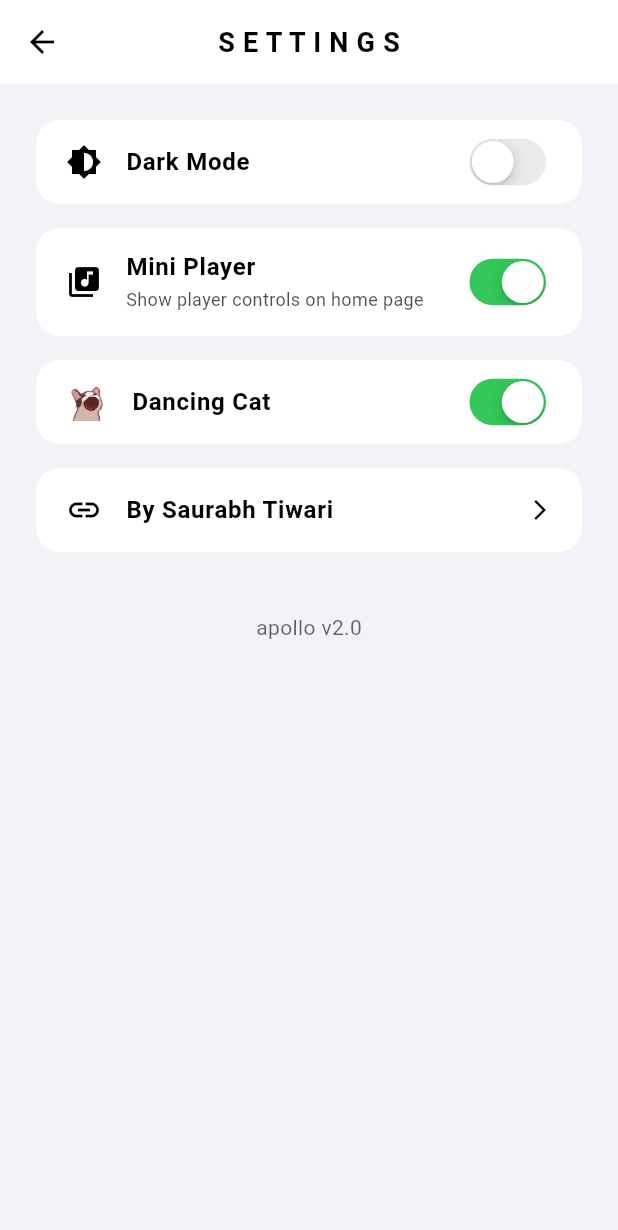
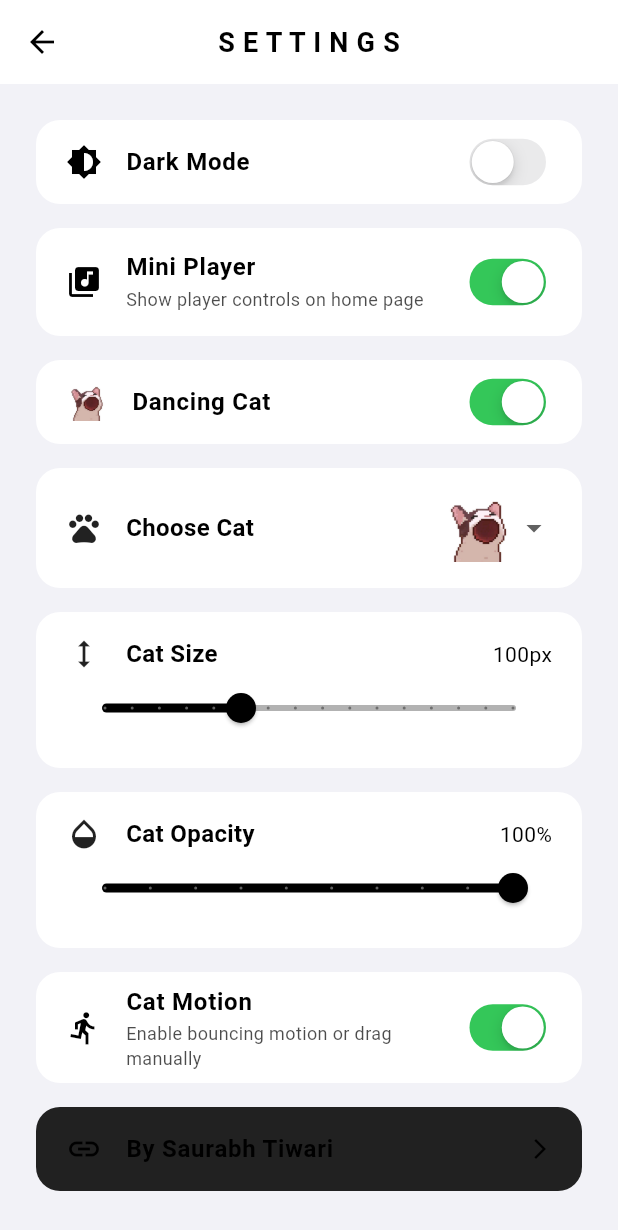
Before and after one commit to Rexaintreal/Apollo, a Flutter app: the screen it shows after launch, in the side drawer, after a tap on "Settings", on a phone screen of 412 x 824 dp. Shown: the top 1230 px of the screen. Run offline on Flutter 3.47's test engine with Material 3 defaults, Android fonts, the phone set to English and light mode, and no system bars; our stand-ins replace audioplayers, file_picker, shared_preferences.

Commit message:
Apollo V2.5 Update: added 10+ cats and settings for cat motion, opacity and size

```diff
--- a/lib/components/dancing_cat.dart
+++ b/lib/components/dancing_cat.dart
@@ -2,6 +2,7 @@ import 'package:flutter/material.dart';
 import 'package:flutter/scheduler.dart';
 import 'package:provider/provider.dart';
 import '../models/playlist_provider.dart';
+import 'package:apollo/themes/cat_provider.dart';
 
 class DancingCat extends StatefulWidget {
   const DancingCat({super.key});
@@ -15,41 +16,28 @@ class _DancingCatState extends State<DancingCat>
   late AnimationController _danceController;
   late Ticker _ticker;
 
-  // Position of cat
   double x = 100, y = 100;
-  double dx = 2, dy = 2; // velocity
+  double dx = 2, dy = 2;
 
   @override
   void initState() {
     super.initState();
-
-    // Animation controller for nodding left/right
     _danceController = AnimationController(
       vsync: this,
       duration: const Duration(milliseconds: 300),
     )..repeat(reverse: true);
 
-    // Ticker for bouncing across the screen
     _ticker = createTicker((elapsed) {
       setState(() {
         final screen =
-            // ignore: deprecated_member_use
             MediaQueryData.fromView(WidgetsBinding.instance.window).size;
+        final catSize = context.read<CatProvider>().catSize;
 
         x += dx;
         y += dy;
 
-        const catSize = 80.0;
-
-        // bounce horizontally
-        if (x <= 0 || x + catSize >= screen.width) {
-          dx = -dx;
-        }
-
-        // bounce vertically
-        if (y <= 0 || y + catSize >= screen.height - 100) {
-          dy = -dy;
-        }
+        if (x <= 0 || x + catSize >= screen.width) dx = -dx;
+        if (y <= 0 || y + catSize >= screen.height - 100) dy = -dy;
       });
     });
   }
@@ -64,49 +52,68 @@ class _DancingCatState extends State<DancingCat>
   @override
   Widget build(BuildContext context) {
     final playlistProvider = context.watch<PlaylistProvider>();
+    final catProvider = context.watch<CatProvider>();
+
     final isPlaying = playlistProvider.isPlaying;
     final position = playlistProvider.currentDuration.inMilliseconds;
+    final catSize = catProvider.catSize;
 
-    if (!isPlaying) {
+    if (!catProvider.isCatEnabled || !isPlaying) {
       _danceController.stop();
       _ticker.stop();
-      return const SizedBox.shrink(); // hide the cat when music is off
+      return const SizedBox.shrink();
+    }
+
+    final speed = 300 + (position % 400);
+    _danceController.duration = Duration(milliseconds: speed.clamp(200, 700));
+
+    if (!_danceController.isAnimating) _danceController.repeat(reverse: true);
+
+    if (catProvider.isMotionEnabled) {
+      if (!_ticker.isActive) _ticker.start();
     } else {
-      // Update speed for fake "beat sync"
-      final speed = 300 + (position % 400);
-      _danceController.duration =
-          Duration(milliseconds: speed.clamp(200, 700));
+      if (_ticker.isActive) _ticker.stop();
+    }
 
-      if (!_danceController.isAnimating) {
-        _danceController.repeat(reverse: true);
-      }
-      if (!_ticker.isActive) _ticker.start();
-    }
+    Widget catWidget = AnimatedBuilder(
+      animation: _danceController,
+      builder: (context, child) {
+        final flip = _danceController.value > 0.5 ? -1.0 : 1.0;
+        final scale = 1.0 + (_danceController.value * 0.2);
+        return Transform(
+          alignment: Alignment.center,
+          transform: Matrix4.identity()..scale(flip * scale, scale),
+          child: child,
+        );
+      },
+      child: Opacity(
+        opacity: catProvider.catOpacity,
+        child: SizedBox(
+          width: catSize,
+          height: catSize,
+          child: Image.asset(
+            catProvider.selectedCat,
+            fit: BoxFit.contain,
+            filterQuality: FilterQuality.none,
+          ),
+        ),
+      ),
+    );
 
     return Positioned(
       left: x,
       top: y,
-      child: AnimatedBuilder(
-        animation: _danceController,
-        builder: (context, child) {
-          // flip horizontally left/right
-          final flip = _danceController.value > 0.5 ? -1.0 : 1.0;
-          final scale = 1.0 + (_danceController.value * 0.2);
-
-          return Transform(
-            alignment: Alignment.center,
-            transform: Matrix4.identity()
-              ..scale(flip * scale, scale),
-            child: child,
-          );
-        },
-        child: Image.asset(
-          "assets/cat.png",
-          width: 80,
-          height: 80,
-          filterQuality: FilterQuality.none,
-        ),
-      ),
+      child: catProvider.isMotionEnabled
+          ? catWidget
+          : GestureDetector(
+              onPanUpdate: (details) {
+                setState(() {
+                  x += details.delta.dx;
+                  y += details.delta.dy;
+                });
+              },
+              child: catWidget,
+            ),
     );
   }
 }
--- a/lib/pages/settings_page.dart
+++ b/lib/pages/settings_page.dart
@@ -27,135 +27,76 @@ class SettingsPage extends StatelessWidget {
               padding: const EdgeInsets.all(24),
               children: [
                 // Dark Mode toggle
-                Container(
-                  decoration: BoxDecoration(
-                    // Using standard Container with static color
-                    color: Theme.of(context).colorScheme.surface,
-                    borderRadius: BorderRadius.circular(16),
-                  ),
-                  child: ListTile(
-                    contentPadding: const EdgeInsets.symmetric(horizontal: 20),
-                    leading: const Icon(Icons.brightness_6),
-                    title: Text(
-                      "Dark Mode",
-                      style: TextStyle(
-                        fontWeight: FontWeight.w600,
-                        fontSize: 16,
-                        color: Theme.of(context).colorScheme.inversePrimary,
-                      ),
-                    ),
-                    trailing: CupertinoSwitch(
-                      value: themeProvider.isDarkMode,
-                      onChanged: (_) => themeProvider.toggleTheme(),
-                    ),
-                  ),
+                _buildSwitchTile(
+                  context,
+                  icon: Icons.brightness_6,
+                  title: "Dark Mode",
+                  value: themeProvider.isDarkMode,
+                  onChanged: (_) => themeProvider.toggleTheme(),
                 ),
                 const SizedBox(height: 16),
 
                 // Mini Player toggle
-                Container(
-                  decoration: BoxDecoration(
-                    // Using standard Container with static color
-                    color: Theme.of(context).colorScheme.surface,
-                    borderRadius: BorderRadius.circular(16),
-                  ),
-                  child: ListTile(
-                    contentPadding: const EdgeInsets.symmetric(horizontal: 20),
-                    leading: const Icon(Icons.library_music),
-                    title: Text(
-                      "Mini Player",
-                      style: TextStyle(
-                        fontWeight: FontWeight.w600,
-                        fontSize: 16,
-                        color: Theme.of(context).colorScheme.inversePrimary,
-                      ),
-                    ),
-                    subtitle: Text(
-                      "Show player controls on home page",
-                      style: TextStyle(
-                        fontSize: 12,
-                        // ignore: deprecated_member_use
-                        color: Theme.of(context)
-                            .colorScheme
-                            .inversePrimary
-                            .withOpacity(0.7),
-                      ),
-                    ),
-                    trailing: CupertinoSwitch(
-                      value: miniPlayerProvider.isMiniPlayerEnabled,
-                      onChanged: (value) =>
-                          miniPlayerProvider.toggleMiniPlayer(value),
-                    ),
-                  ),
+                _buildSwitchTile(
+                  context,
+                  icon: Icons.library_music,
+                  title: "Mini Player",
+                  subtitle: "Show player controls on home page",
+                  value: miniPlayerProvider.isMiniPlayerEnabled,
+                  onChanged: (value) =>
+                      miniPlayerProvider.toggleMiniPlayer(value),
                 ),
                 const SizedBox(height: 16),
 
                 // Dancing Cat toggle
-                Container(
-                  decoration: BoxDecoration(
-                    // Using standard Container with static color
-                    color: Theme.of(context).colorScheme.surface,
-                    borderRadius: BorderRadius.circular(16),
+                _buildSwitchTile(
+                  context,
+                  leading: Image.asset(
+                    catProvider.selectedCat,
+                    width: 28,
+                    height: 28,
+                    fit: BoxFit.contain,
+                    errorBuilder: (_, __, ___) => const Icon(Icons.pets),
                   ),
-                  child: ListTile(
-                    contentPadding: const EdgeInsets.symmetric(horizontal: 20),
-                    leading: Image.asset(
-                      "assets/cat.png",
-                      width: 28,
-                      height: 28,
-                      fit: BoxFit.contain,
-                    ),
-                    title: Text(
-                      "Dancing Cat",
-                      style: TextStyle(
-                        fontWeight: FontWeight.w600,
-                        fontSize: 16,
-                        color: Theme.of(context).colorScheme.inversePrimary,
-                      ),
-                    ),
-                    trailing: CupertinoSwitch(
-                      value: catProvider.isCatEnabled,
-                      onChanged: (value) => catProvider.toggleCat(value),
-                    ),
-                  ),
+                  title: "Dancing Cat",
+                  value: catProvider.isCatEnabled,
+                  onChanged: (value) => catProvider.toggleCat(value),
                 ),
                 const SizedBox(height: 16),
 
-                // Check more apps by Saurabh (inline)
-                Container(
-                  decoration: BoxDecoration(
-                    color: Theme.of(context).colorScheme.surface,
-                    borderRadius: BorderRadius.circular(16),
-                  ),
-                  child: ListTile(
-                    contentPadding: const EdgeInsets.symmetric(horizontal: 20),
-                    leading: const Icon(Icons.link),
-                    title: const Text(
-                      "By Saurabh Tiwari",
-                      style:
-                          TextStyle(fontWeight: FontWeight.w600, fontSize: 16),
-                    ),
-                    trailing: const Icon(Icons.arrow_forward_ios, size: 16),
-                    onTap: () async {
-                      final url = Uri.parse(
-                          "https://saurabhcodesawfully.pythonanywhere.com/");
-                      if (await canLaunchUrl(url)) {
-                        await launchUrl(url,
-                            mode: LaunchMode.externalApplication);
-                      }
-                    },
-                  ),
+                // Cat Selection Dropdown
+                _buildCatDropdown(context, catProvider),
+                const SizedBox(height: 16),
+
+                // Cat Size Slider
+                _buildCatSizeSlider(context, catProvider),
+                const SizedBox(height: 16),
+
+                // Cat Opacity Slider (NEW)
+                _buildCatOpacitySlider(context, catProvider),
+                const SizedBox(height: 16),
+
+                // Cat Motion toggle
+                _buildSwitchTile(
+                  context,
+                  icon: Icons.directions_run,
+                  title: "Cat Motion",
+                  subtitle: "Enable bouncing motion or drag manually",
+                  value: catProvider.isMotionEnabled,
+                  onChanged: (value) => catProvider.toggleMotion(value),
                 ),
+                const SizedBox(height: 16),
 
-                const SizedBox(height: 40), // spacing before version
+                // Check more apps
+                _buildLinkTile(),
+                const SizedBox(height: 40),
 
-                // App version text at bottom
+                // Version info
                 Center(
                   child: Text(
-                    "apollo v2.0",
+                    "apollo v2.5",
                     style: TextStyle(
                       fontSize: 14,
-                      // ignore: deprecated_member_use
                       color: Theme.of(context)
                           .colorScheme
                           .inversePrimary
@@ -166,11 +107,255 @@ class SettingsPage extends StatelessWidget {
               ],
             ),
           ),
-
-          // Mini Player at the bottom
           const MiniPlayer(),
         ],
       ),
     );
   }
+
+  Widget _buildSwitchTile(
+    BuildContext context, {
+    Widget? leading,
+    IconData? icon,
+    required String title,
+    String? subtitle,
+    required bool value,
+    required Function(bool) onChanged,
+  }) {
+    return Container(
+      decoration: BoxDecoration(
+        color: Theme.of(context).colorScheme.surface,
+        borderRadius: BorderRadius.circular(16),
+      ),
+      child: ListTile(
+        contentPadding: const EdgeInsets.symmetric(horizontal: 20),
+        leading: leading ?? Icon(icon),
+        title: Text(
+          title,
+          style: TextStyle(
+            fontWeight: FontWeight.w600,
+            fontSize: 16,
+            color: Theme.of(context).colorScheme.inversePrimary,
+          ),
+        ),
+        subtitle: subtitle != null
+            ? Text(
+                subtitle,
+                style: TextStyle(
+                  fontSize: 12,
+                  color: Theme.of(context)
+                      .colorScheme
+                      .inversePrimary
+                      .withOpacity(0.7),
+                ),
+              )
+            : null,
+        trailing: CupertinoSwitch(value: value, onChanged: onChanged),
+      ),
+    );
+  }
+
+  Widget _buildCatDropdown(BuildContext context, CatProvider catProvider) {
+    return Container(
+      decoration: BoxDecoration(
+        color: Theme.of(context).colorScheme.surface,
+        borderRadius: BorderRadius.circular(16),
+      ),
+      padding: const EdgeInsets.symmetric(horizontal: 20, vertical: 16),
+      child: Row(
+        children: [
+          const Icon(Icons.pets),
+          const SizedBox(width: 16),
+          Expanded(
+            child: Text(
+              "Choose Cat",
+              style: TextStyle(
+                fontWeight: FontWeight.w600,
+                fontSize: 16,
+                color: Theme.of(context).colorScheme.inversePrimary,
+              ),
+            ),
+          ),
+          DropdownButtonHideUnderline(
+            child: DropdownButton<String>(
+              value: catProvider.selectedCat,
+              icon: const Icon(Icons.arrow_drop_down),
+              dropdownColor: Theme.of(context).colorScheme.surface,
+              style: TextStyle(
+                fontSize: 14,
+                color: Theme.of(context).colorScheme.inversePrimary,
+              ),
+              selectedItemBuilder: (context) {
+                return CatProvider.availableCats.map((String catPath) {
+                  return SizedBox(
+                    width: 50,
+                    height: 50,
+                    child: Image.asset(catPath, fit: BoxFit.contain),
+                  );
+                }).toList();
+              },
+              items: CatProvider.availableCats.map((String catPath) {
+                return DropdownMenuItem<String>(
+                  value: catPath,
+                  child: SizedBox(
+                    width: 60,
+                    height: 60,
+                    child: Image.asset(catPath, fit: BoxFit.contain),
+                  ),
+                );
+              }).toList(),
+              onChanged: (String? newValue) {
+                if (newValue != null) catProvider.selectCat(newValue);
+              },
+            ),
+          ),
+        ],
+      ),
+    );
+  }
+
+  Widget _buildCatSizeSlider(BuildContext context, CatProvider catProvider) {
+    return Container(
+      decoration: BoxDecoration(
+        color: Theme.of(context).colorScheme.surface,
+        borderRadius: BorderRadius.circular(16),
+      ),
+      padding: const EdgeInsets.symmetric(horizontal: 20, vertical: 16),
+      child: Column(
+        crossAxisAlignment: CrossAxisAlignment.start,
+        children: [
+          Row(
+            children: [
+              const Icon(Icons.height),
+              const SizedBox(width: 16),
+              Expanded(
+                child: Text(
+                  "Cat Size",
+                  style: TextStyle(
+                    fontWeight: FontWeight.w600,
+                    fontSize: 16,
+                    color: Theme.of(context).colorScheme.inversePrimary,
+                  ),
+                ),
+              ),
+              Text("${catProvider.catSize.toInt()}px",
+                  style: TextStyle(
+                    fontSize: 14,
+                    color: Theme.of(context).colorScheme.inversePrimary,
+                  )),
+            ],
+          ),
+          SliderTheme(
+          data: SliderTheme.of(context).copyWith(
+            activeTrackColor: Theme.of(context).colorScheme.inversePrimary,
+            inactiveTrackColor:
+                Theme.of(context).colorScheme.inversePrimary.withOpacity(0.3),
+            thumbColor: Theme.of(context).colorScheme.inversePrimary,
+            overlayColor:
+                Theme.of(context).colorScheme.inversePrimary.withOpacity(0.2),
+            valueIndicatorColor: Theme.of(context).colorScheme.surface,
+            valueIndicatorTextStyle: TextStyle(
+              color: Theme.of(context).colorScheme.inversePrimary,
+            ),
+          ),
+          child: Slider(
+            value: catProvider.catSize,
+            min: 50,
+            max: 200,
+            divisions: 15,
+            label: "${catProvider.catSize.toInt()} px",
+            onChanged: (value) => catProvider.setCatSize(value),
+          ),
+        ),
+
+        ],
+      ),
+    );
+  }
+
+  Widget _buildCatOpacitySlider(BuildContext context, CatProvider catProvider) {
+    return Container(
+      decoration: BoxDecoration(
+        color: Theme.of(context).colorScheme.surface,
+        borderRadius: BorderRadius.circular(16),
+      ),
+      padding: const EdgeInsets.symmetric(horizontal: 20, vertical: 16),
+      child: Column(
+        crossAxisAlignment: CrossAxisAlignment.start,
+        children: [
+          Row(
+            children: [
+              const Icon(Icons.opacity),
+              const SizedBox(width: 16),
+              Expanded(
+                child: Text(
+                  "Cat Opacity",
+                  style: TextStyle(
+                    fontWeight: FontWeight.w600,
+                    fontSize: 16,
+                    color: Theme.of(context).colorScheme.inversePrimary,
+                  ),
+                ),
+              ),
+              Text(
+                "${(catProvider.catOpacity * 100).toInt()}%",
+                style: TextStyle(
+                  fontSize: 14,
+                  color: Theme.of(context).colorScheme.inversePrimary,
+                ),
+              ),
+            ],
+          ),
+          SliderTheme(
+            data: SliderTheme.of(context).copyWith(
+              activeTrackColor: Theme.of(context).colorScheme.inversePrimary,
+              inactiveTrackColor:
+                  Theme.of(context).colorScheme.inversePrimary.withOpacity(0.3),
+              thumbColor: Theme.of(context).colorScheme.inversePrimary,
+              overlayColor:
+                  Theme.of(context).colorScheme.inversePrimary.withOpacity(0.2),
+              valueIndicatorColor: Theme.of(context).colorScheme.surface,
+              valueIndicatorTextStyle: TextStyle(
+                color: Theme.of(context).colorScheme.inversePrimary,
+              ),
+            ),
+            child: Slider(
+              value: catProvider.catOpacity,
+              min: 0.1,
+              max: 1.0,
+              divisions: 9,
+              label: "${(catProvider.catOpacity * 100).toInt()}%",
+              onChanged: (value) => catProvider.setCatOpacity(value),
+            ),
+          ),
+
+        ],
+      ),
+    );
+  }
+
+  Widget _buildLinkTile() {
+    return Container(
+      decoration: BoxDecoration(
+        color: Colors.grey.shade900,
+        borderRadius: BorderRadius.circular(16),
+      ),
+      child: ListTile(
+        contentPadding: const EdgeInsets.symmetric(horizontal: 20),
+        leading: const Icon(Icons.link),
+        title: const Text(
+          "By Saurabh Tiwari",
+          style: TextStyle(fontWeight: FontWeight.w600, fontSize: 16),
+        ),
+        trailing: const Icon(Icons.arrow_forward_ios, size: 16),
+        onTap: () async {
+          final url =
+              Uri.parse("https://saurabhcodesawfully.pythonanywhere.com/");
+          if (await canLaunchUrl(url)) {
+            await launchUrl(url, mode: LaunchMode.externalApplication);
+          }
+        },
+      ),
+    );
+  }
 }
--- a/lib/themes/cat_provider.dart
+++ b/lib/themes/cat_provider.dart
@@ -3,8 +3,29 @@ import 'package:shared_preferences/shared_preferences.dart';
 
 class CatProvider extends ChangeNotifier {
   bool _isCatEnabled = true;
+  bool _isMotionEnabled = true;
+  String _selectedCat = "assets/cat.png";
+  double _catSize = 100; // default size
+  double _catOpacity = 1.0; // default fully visible
 
   bool get isCatEnabled => _isCatEnabled;
+  bool get isMotionEnabled => _isMotionEnabled;
+  String get selectedCat => _selectedCat;
+  double get catSize => _catSize;
+  double get catOpacity => _catOpacity;
+
+  // List of available cats
+  static const List<String> availableCats = [
+    "assets/cat.png",
+    "assets/cat2.png",
+    "assets/cat3.png",
+    "assets/cat4.png",
+    "assets/cat5.png",
+    "assets/cat7.png",
+    "assets/cat8.png",
+    "assets/cat9.png",
+    "assets/cat10.png",
+  ];
 
   CatProvider() {
     _loadCatPref();
@@ -16,14 +37,46 @@ class CatProvider extends ChangeNotifier {
     notifyListeners();
   }
 
+  void toggleMotion(bool value) {
+    _isMotionEnabled = value;
+    _saveCatPref();
+    notifyListeners();
+  }
+
+  void selectCat(String catPath) {
+    _selectedCat = catPath;
+    _saveCatPref();
+    notifyListeners();
+  }
+
+  void setCatSize(double size) {
+    _catSize = size;
+    _saveCatPref();
+    notifyListeners();
+  }
+
+  void setCatOpacity(double opacity) {
+    _catOpacity = opacity;
+    _saveCatPref();
+    notifyListeners();
+  }
+
   Future<void> _loadCatPref() async {
     final prefs = await SharedPreferences.getInstance();
     _isCatEnabled = prefs.getBool("isCatEnabled") ?? true;
+    _isMotionEnabled = prefs.getBool("isMotionEnabled") ?? true;
+    _selectedCat = prefs.getString("selectedCat") ?? "assets/cat.png";
+    _catSize = prefs.getDouble("catSize") ?? 100;
+    _catOpacity = prefs.getDouble("catOpacity") ?? 1.0;
     notifyListeners();
   }
 
   Future<void> _saveCatPref() async {
     final prefs = await SharedPreferences.getInstance();
     prefs.setBool("isCatEnabled", _isCatEnabled);
+    prefs.setBool("isMotionEnabled", _isMotionEnabled);
+    prefs.setString("selectedCat", _selectedCat);
+    prefs.setDouble("catSize", _catSize);
+    prefs.setDouble("catOpacity", _catOpacity);
   }
 }
--- a/pubspec.yaml
+++ b/pubspec.yaml
@@ -25,10 +25,10 @@ dev_dependencies:
 flutter:
   uses-material-design: true
   assets:
+    - assets/
     - assets/images/
     - assets/audio/
-    - assets/cat.png
-    - assets/apollo.png
+
 
 flutter_icons:
   android: true
```
Also changed, not shown: assets/cat10.png (added), assets/cat11.gif (added), assets/cat2.png (added), assets/cat3.png (added), assets/cat4.png (added), assets/cat5.png (added), assets/cat7.png (added), assets/cat8.png (added), assets/cat9.png (added).
